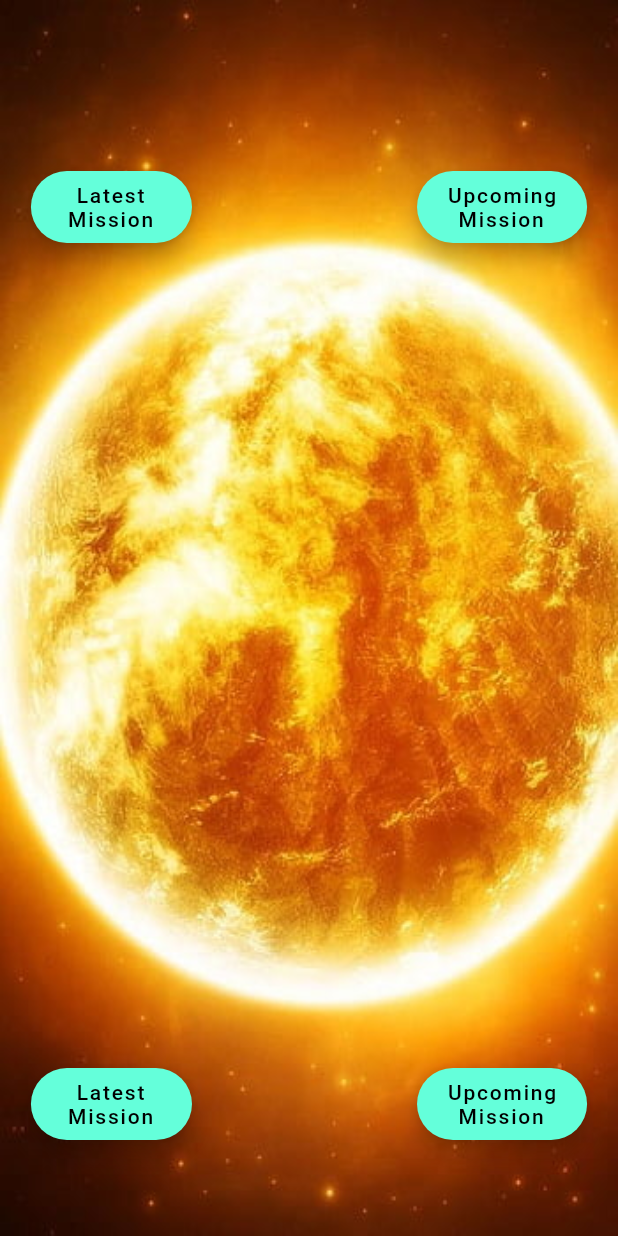
After one commit to BEAST-PRINCE/CSOC_Hackathon, a Flutter app: the HomePage screen opened directly, on a phone screen of 412 x 824 dp. The commit adds this screen. Run offline on Flutter 3.47's test engine with Material 2 defaults, Android fonts, the phone set to English and light mode, and no system bars; our stand-ins replace firebase_auth, firebase_core, fluttertoast, google_sign_in; accounts and stored records are empty.

Commit message:
splash and planet screens

```diff
--- a/lib/screens/homepage.dart
+++ b/lib/screens/homepage.dart
@@ -1,5 +1,6 @@
 import 'package:flutter/material.dart';
 import 'package:planet/screens/lognScreen.dart';
+import 'package:planet/screens/planets.dart';
 
 class HomePage extends StatelessWidget {
   const HomePage({super.key});
@@ -7,7 +8,7 @@ class HomePage extends StatelessWidget {
   @override
   Widget build(BuildContext context) {
     return const Scaffold(
-      body: LoginScreen(),
+      body: Planets(),
     );
   }
 }
--- /dev/null
+++ b/lib/screens/planets.dart
@@ -0,0 +1,78 @@
+import 'package:flutter/material.dart';
+
+class Planets extends StatefulWidget {
+  const Planets({super.key});
+
+  @override
+  State<Planets> createState() => _PlanetsState();
+}
+
+class _PlanetsState extends State<Planets> {
+  @override
+  Widget build(BuildContext context) {
+    return Container(
+      width: double.infinity,
+      height: double.infinity,
+      decoration: const BoxDecoration(
+        image: DecorationImage(
+            image: AssetImage("assets/images/sun.png"), fit: BoxFit.fill),
+      ),
+      child: Column(
+        mainAxisAlignment: MainAxisAlignment.center,
+        children: [SizedBox(height: 50,),
+          Row(
+          mainAxisAlignment: MainAxisAlignment.center,
+          children: [
+            FloatingActionButton.extended(
+                label: const Text(
+                  "Latest\nMission  ",
+                  style: TextStyle(fontWeight: FontWeight.w500),
+                  textAlign: TextAlign.center,
+                ),
+                splashColor: Colors.cyan,
+                onPressed: () {}),
+            SizedBox(
+              width: 150,
+            ),
+            FloatingActionButton.extended(
+                label: const Text(
+                  "Upcoming\nMission",
+                  style: TextStyle(fontWeight: FontWeight.w500,),
+                  textAlign: TextAlign.center,
+                ),
+                splashColor: Colors.cyan,
+                onPressed: () {}),
+          ],
+        ),
+          SizedBox(
+            height: 550,
+          ),
+          Row(
+            mainAxisAlignment: MainAxisAlignment.center,
+            children: [
+              FloatingActionButton.extended(
+                  label: const Text(
+                    "Latest\nMission  ",
+                    style: TextStyle(fontWeight: FontWeight.w500),
+                    textAlign: TextAlign.center,
+                  ),
+                  splashColor: Colors.cyan,
+                  onPressed: () {}),
+              SizedBox(
+                width: 150,
+              ),
+              FloatingActionButton.extended(
+                  label: const Text(
+                    "Upcoming\nMission",
+                    style: TextStyle(fontWeight: FontWeight.w500),
+                    textAlign: TextAlign.center,
+                  ),
+                  splashColor: Colors.cyan,
+                  onPressed: () {}),
+            ],
+          )
+        ],
+      ),
+    );
+  }
+}
```
Also changed, not shown: lib/main.dart (+6 -6 lines), lib/screens/lognScreen.dart (+18 -9 lines), lib/screens/splash_screen.dart (added, +37 -0 lines), pubspec.yaml (+2 -7 lines), assets/images/sun.png (added).
